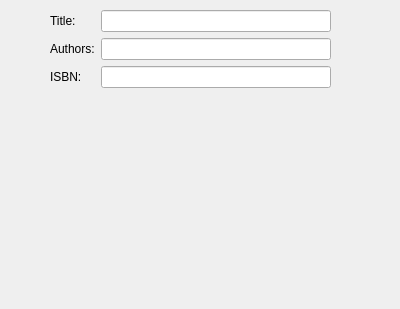
Old version of the form amt/views/ui/bookForm.ui in the repository eg0rim/amt.
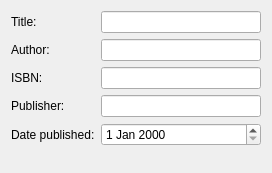
New version of the form.

Commit message: ui for adding different entries

Patch:
```diff
--- a/amt/views/ui/bookForm.ui
+++ b/amt/views/ui/bookForm.ui
@@ -6,24 +6,13 @@
    <rect>
     <x>0</x>
     <y>0</y>
-    <width>400</width>
-    <height>309</height>
+    <width>272</width>
+    <height>173</height>
    </rect>
   </property>
   <property name="windowTitle">
    <string>Form</string>
   </property>
-  <widget class="QWidget" name="verticalLayoutWidget">
-   <property name="geometry">
-    <rect>
-     <x>50</x>
-     <y>10</y>
-     <width>281</width>
-     <height>241</height>
-    </rect>
-   </property>
-   <layout class="QVBoxLayout" name="verticalLayout">
-    <item>
      <layout class="QFormLayout" name="formLayout">
       <item row="0" column="0">
        <widget class="QLabel" name="titleLabel">
@@ -35,6 +24,16 @@
       <item row="0" column="1">
        <widget class="QLineEdit" name="titleLineEdit"/>
       </item>
+   <item row="1" column="0">
+    <widget class="QLabel" name="authorLabel">
+     <property name="text">
+      <string>Author:</string>
+     </property>
+    </widget>
+   </item>
+   <item row="1" column="1">
+    <widget class="QLineEdit" name="authorLineEdit"/>
+   </item>
       <item row="2" column="0">
        <widget class="QLabel" name="iSBNLabel">
         <property name="text">
@@ -45,20 +44,27 @@
       <item row="2" column="1">
        <widget class="QLineEdit" name="iSBNLineEdit"/>
       </item>
-      <item row="1" column="0">
-       <widget class="QLabel" name="authorsLabel">
+   <item row="3" column="0">
+    <widget class="QLabel" name="publisherLabel">
         <property name="text">
-         <string>Authors:</string>
+      <string>Publisher:</string>
         </property>
        </widget>
       </item>
-      <item row="1" column="1">
-       <widget class="QLineEdit" name="authorsLineEdit"/>
-      </item>
-     </layout>
-    </item>
-   </layout>
-  </widget>
+   <item row="3" column="1">
+    <widget class="QLineEdit" name="publisherLineEdit"/>
+   </item>
+   <item row="4" column="0">
+    <widget class="QLabel" name="datePublishedLabel">
+     <property name="text">
+      <string>Date published:</string>
+     </property>
+    </widget>
+   </item>
+   <item row="4" column="1">
+    <widget class="QDateEdit" name="datePublishedDateEdit"/>
+   </item>
+  </layout>
  </widget>
  <resources/>
  <connections/>
```
Lines whose indentation alone changed are shown as unchanged. The commit also changes 4 other files.
